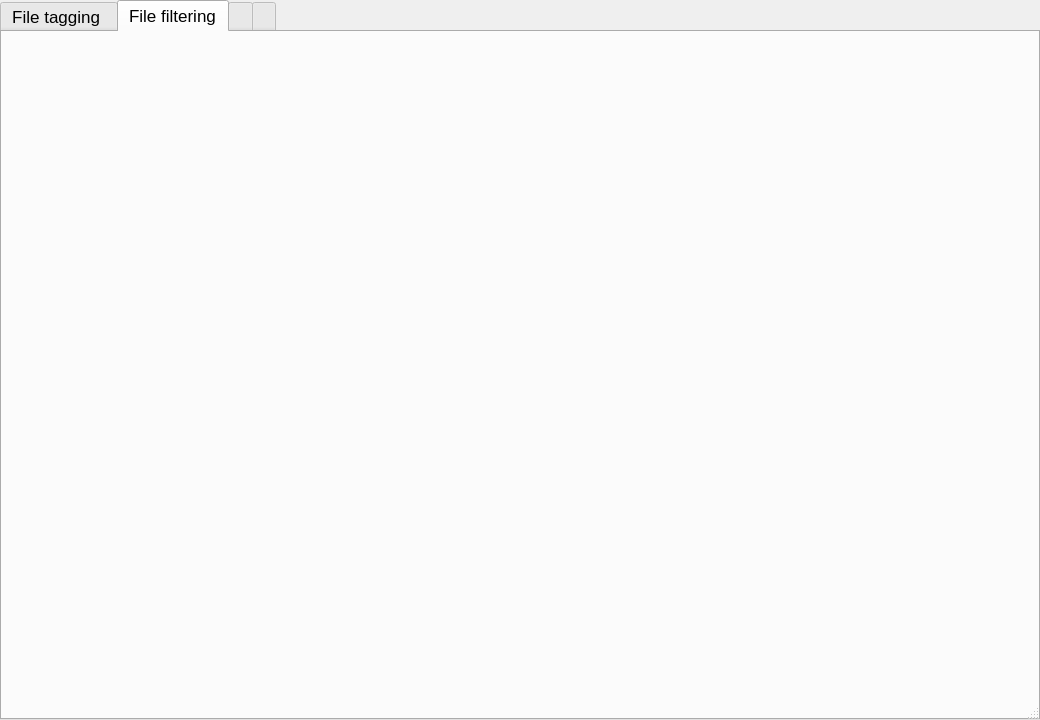
First picture: the form in mainwindow.ui, repository B-Sarah/IHM, before the edit.
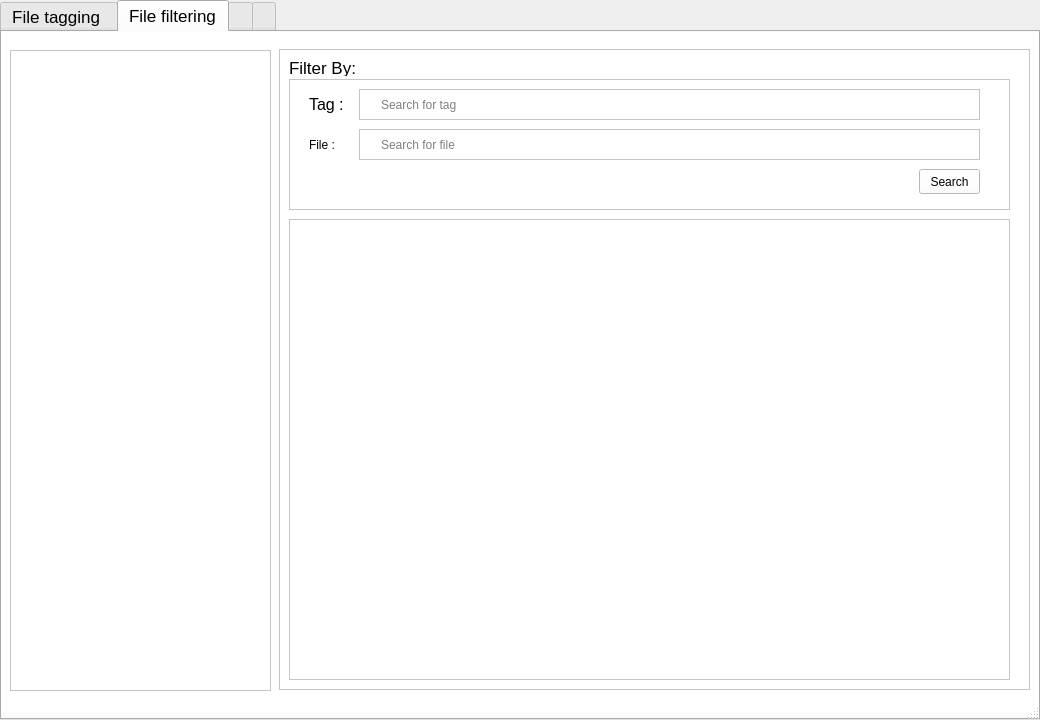
Second picture: the form after the edit. The open tabs and pages were chosen to show the change. Icons and pictures are not drawn.

```diff
--- a/mainwindow.ui
+++ b/mainwindow.ui
@@ -532,6 +532,283 @@
      <attribute name="title">
       <string>File filtering</string>
      </attribute>
+     <widget class="QFrame" name="frame_5">
+      <property name="geometry">
+       <rect>
+        <x>-1</x>
+        <y>-1</y>
+        <width>1041</width>
+        <height>681</height>
+       </rect>
+      </property>
+      <property name="styleSheet">
+       <string notr="true">background-color:transparent;</string>
+      </property>
+      <property name="frameShape">
+       <enum>QFrame::StyledPanel</enum>
+      </property>
+      <property name="frameShadow">
+       <enum>QFrame::Raised</enum>
+      </property>
+      <widget class="QFrame" name="frame_6">
+       <property name="geometry">
+        <rect>
+         <x>-1</x>
+         <y>-1</y>
+         <width>1041</width>
+         <height>691</height>
+        </rect>
+       </property>
+       <property name="styleSheet">
+        <string notr="true">Background-color:white;</string>
+       </property>
+       <property name="frameShape">
+        <enum>QFrame::StyledPanel</enum>
+       </property>
+       <property name="frameShadow">
+        <enum>QFrame::Raised</enum>
+       </property>
+       <widget class="QTreeView" name="treeView_2">
+        <property name="geometry">
+         <rect>
+          <x>10</x>
+          <y>20</y>
+          <width>261</width>
+          <height>641</height>
+         </rect>
+        </property>
+       </widget>
+       <widget class="QFrame" name="frame_7">
+        <property name="geometry">
+         <rect>
+          <x>279</x>
+          <y>19</y>
+          <width>751</width>
+          <height>641</height>
+         </rect>
+        </property>
+        <property name="frameShape">
+         <enum>QFrame::StyledPanel</enum>
+        </property>
+        <property name="frameShadow">
+         <enum>QFrame::Raised</enum>
+        </property>
+        <widget class="QFrame" name="frame_8">
+         <property name="geometry">
+          <rect>
+           <x>10</x>
+           <y>30</y>
+           <width>721</width>
+           <height>131</height>
+          </rect>
+         </property>
+         <property name="frameShape">
+          <enum>QFrame::StyledPanel</enum>
+         </property>
+         <property name="frameShadow">
+          <enum>QFrame::Raised</enum>
+         </property>
+         <widget class="QLabel" name="label_6">
+          <property name="geometry">
+           <rect>
+            <x>20</x>
+            <y>50</y>
+            <width>51</width>
+            <height>31</height>
+           </rect>
+          </property>
+          <property name="frameShape">
+           <enum>QFrame::NoFrame</enum>
+          </property>
+          <property name="frameShadow">
+           <enum>QFrame::Plain</enum>
+          </property>
+          <property name="text">
+           <string>&lt;html&gt;&lt;head/&gt;&lt;body&gt;&lt;p&gt;&lt;span style=&quot; font-size:12pt;&quot;&gt;File :&lt;/span&gt;&lt;/p&gt;&lt;/body&gt;&lt;/html&gt;</string>
+          </property>
+         </widget>
+         <widget class="QLabel" name="label_5">
+          <property name="geometry">
+           <rect>
+            <x>20</x>
+            <y>10</y>
+            <width>41</width>
+            <height>31</height>
+           </rect>
+          </property>
+          <property name="frameShape">
+           <enum>QFrame::NoFrame</enum>
+          </property>
+          <property name="frameShadow">
+           <enum>QFrame::Plain</enum>
+          </property>
+          <property name="text">
+           <string>&lt;html&gt;&lt;head/&gt;&lt;body&gt;&lt;p&gt;&lt;span style=&quot; font-size:12pt;&quot;&gt;Tag :&lt;/span&gt;&lt;/p&gt;&lt;/body&gt;&lt;/html&gt;</string>
+          </property>
+         </widget>
+         <widget class="QFrame" name="frame_11">
+          <property name="geometry">
+           <rect>
+            <x>70</x>
+            <y>10</y>
+            <width>621</width>
+            <height>31</height>
+           </rect>
+          </property>
+          <property name="frameShape">
+           <enum>QFrame::StyledPanel</enum>
+          </property>
+          <property name="frameShadow">
+           <enum>QFrame::Raised</enum>
+          </property>
+          <widget class="QLineEdit" name="searchTag_3">
+           <property name="geometry">
+            <rect>
+             <x>20</x>
+             <y>5</y>
+             <width>591</width>
+             <height>21</height>
+            </rect>
+           </property>
+           <property name="styleSheet">
+            <string notr="true">border:0;</string>
+           </property>
+           <property name="cursorPosition">
+            <number>0</number>
+           </property>
+           <property name="alignment">
+            <set>Qt::AlignLeading|Qt::AlignLeft|Qt::AlignVCenter</set>
+           </property>
+           <property name="placeholderText">
+            <string>Search for tag</string>
+           </property>
+          </widget>
+          <widget class="QLabel" name="label_7">
+           <property name="geometry">
+            <rect>
+             <x>1</x>
+             <y>5</y>
+             <width>21</width>
+             <height>21</height>
+            </rect>
+           </property>
+           <property name="text">
+            <string/>
+           </property>
+           <property name="pixmap">
+            <pixmap>search.png</pixmap>
+           </property>
+           <property name="scaledContents">
+            <bool>true</bool>
+           </property>
+          </widget>
+         </widget>
+         <widget class="QFrame" name="frame_12">
+          <property name="geometry">
+           <rect>
+            <x>70</x>
+            <y>50</y>
+            <width>621</width>
+            <height>31</height>
+           </rect>
+          </property>
+          <property name="frameShape">
+           <enum>QFrame::StyledPanel</enum>
+          </property>
+          <property name="frameShadow">
+           <enum>QFrame::Raised</enum>
+          </property>
+          <widget class="QLineEdit" name="searchTag_4">
+           <property name="geometry">
+            <rect>
+             <x>20</x>
+             <y>5</y>
+             <width>591</width>
+             <height>21</height>
+            </rect>
+           </property>
+           <property name="styleSheet">
+            <string notr="true">border:0;</string>
+           </property>
+           <property name="cursorPosition">
+            <number>0</number>
+           </property>
+           <property name="alignment">
+            <set>Qt::AlignLeading|Qt::AlignLeft|Qt::AlignVCenter</set>
+           </property>
+           <property name="placeholderText">
+            <string>Search for file</string>
+           </property>
+          </widget>
+          <widget class="QLabel" name="label_8">
+           <property name="geometry">
+            <rect>
+             <x>1</x>
+             <y>5</y>
+             <width>21</width>
+             <height>21</height>
+            </rect>
+           </property>
+           <property name="text">
+            <string/>
+           </property>
+           <property name="pixmap">
+            <pixmap>search.png</pixmap>
+           </property>
+           <property name="scaledContents">
+            <bool>true</bool>
+           </property>
+          </widget>
+         </widget>
+         <widget class="QPushButton" name="pushButton">
+          <property name="geometry">
+           <rect>
+            <x>630</x>
+            <y>90</y>
+            <width>61</width>
+            <height>25</height>
+           </rect>
+          </property>
+          <property name="text">
+           <string>Search</string>
+          </property>
+         </widget>
+        </widget>
+        <widget class="QLabel" name="label_9">
+         <property name="geometry">
+          <rect>
+           <x>10</x>
+           <y>10</y>
+           <width>67</width>
+           <height>17</height>
+          </rect>
+         </property>
+         <property name="font">
+          <font>
+           <pointsize>13</pointsize>
+          </font>
+         </property>
+         <property name="text">
+          <string>Filter By: </string>
+         </property>
+        </widget>
+        <widget class="QListView" name="listView_2">
+         <property name="geometry">
+          <rect>
+           <x>10</x>
+           <y>170</y>
+           <width>721</width>
+           <height>461</height>
+          </rect>
+         </property>
+        </widget>
+        <zorder></zorder>
+        <zorder>frame_8</zorder>
+        <zorder>label_9</zorder>
+        <zorder>listView_2</zorder>
+       </widget>
+      </widget>
+     </widget>
     </widget>
     <widget class="QWidget" name="tab">
      <attribute name="title">
@@ -557,6 +834,17 @@
      </attribute>
     </widget>
    </widget>
+   <widget class="QWidget" name="">
+    <property name="geometry">
+     <rect>
+      <x>0</x>
+      <y>0</y>
+      <width>2</width>
+      <height>2</height>
+     </rect>
+    </property>
+    <layout class="QHBoxLayout" name="horizontalLayout_3"/>
+   </widget>
   </widget>
   <widget class="QStatusBar" name="statusBar"/>
  </widget>
```
Left out of the diff: 105 changed lines with no effect on the pictures.
